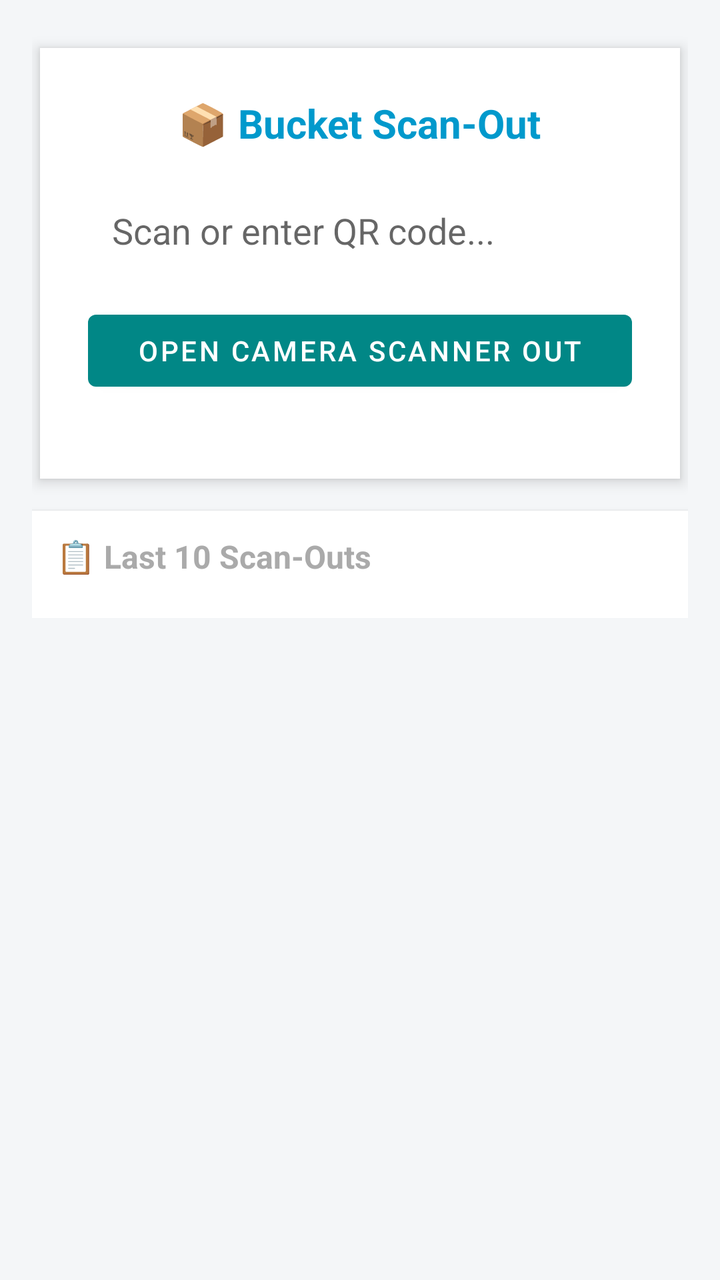
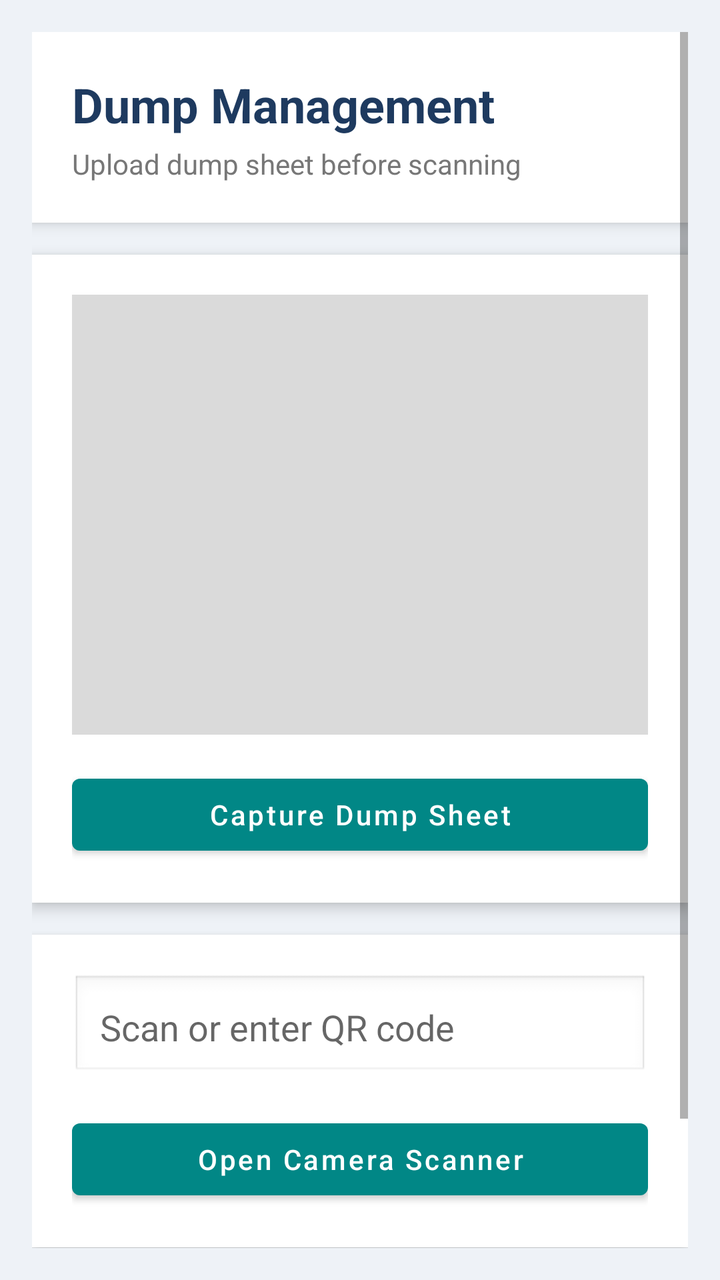

Two renders of the same Android screen: before a commit and after it. Below are the layout's source before the change and the commit's diff.
<!-- AndroidManifest.xml: application theme Theme.YourApp -->
<!-- res/layout/activity_scan_to_damp.xml -->
<?xml version="1.0" encoding="utf-8"?>
<ScrollView xmlns:android="http://schemas.android.com/apk/res/android"
    android:layout_width="match_parent"
    android:layout_height="match_parent"
    android:padding="16dp"
    android:background="#f4f6f8">

    <LinearLayout
        android:orientation="vertical"
        android:layout_width="match_parent"
        android:layout_height="wrap_content">

        <LinearLayout
            android:orientation="vertical"
            android:padding="24dp"
            android:layout_width="match_parent"
            android:layout_height="wrap_content"
            android:background="@android:color/white"
            android:elevation="4dp"
            android:layout_marginBottom="16dp"
            android:layout_marginTop="8dp"
            android:layout_marginStart="4dp"
            android:layout_marginEnd="4dp"
            android:clipToPadding="false"
            android:clipChildren="false"
            android:gravity="center">

            <TextView
                android:text="@string/bucket_scan_out"
                android:textSize="20sp"
                android:textStyle="bold"
                android:textColor="@android:color/holo_blue_dark"
                android:layout_width="wrap_content"
                android:layout_height="wrap_content"
                android:paddingBottom="16dp" />

            <EditText
                android:id="@+id/qr_code_out"
                android:hint="@string/scan_or_enter_qr_code"
                android:inputType="text"
                android:layout_width="match_parent"
                android:layout_height="wrap_content"
                android:padding="12dp"
                android:background="@drawable/rounded_edittext"
                android:layout_marginBottom="12dp"
                android:focusable="true"
                android:focusableInTouchMode="true"
                android:singleLine="true" />

            <Button
                android:id="@+id/scanBtnOut"
                android:text="@string/open_camera_scanner_out"
                android:layout_width="match_parent"
                android:layout_height="wrap_content"
                android:layout_marginBottom="16dp"/>

        </LinearLayout>

        
        <LinearLayout
            android:orientation="vertical"
            android:layout_width="match_parent"
            android:layout_height="wrap_content"
            android:background="@android:color/white"
            android:elevation="2dp"
            android:padding="12dp">

            <TextView
                android:text="@string/last_10_scan_outs"
                android:textSize="16sp"
                android:textStyle="bold"
                android:textColor="@android:color/darker_gray"
                android:paddingBottom="8dp"
                android:layout_width="wrap_content"
                android:layout_height="wrap_content"/>

            <TableLayout
                android:id="@+id/scanoutTable"
                android:layout_width="match_parent"
                android:layout_height="wrap_content"
                android:stretchColumns="*"/>
        </LinearLayout>

    </LinearLayout>
</ScrollView>
<!-- resources referenced by this layout -->
<resources>
  <!-- drawable rounded_edittext (drawable) -->
  <?xml version="1.0" encoding="utf-8"?>
  <selector xmlns:android="http://schemas.android.com/apk/res/android">
  
  </selector>
  <string name="bucket_scan_out">📦 Bucket Scan-Out</string>
  <string name="last_10_scan_outs">📋 Last 10 Scan-Outs</string>
  <string name="open_camera_scanner_out">Open Camera Scanner Out</string>
  <string name="scan_or_enter_qr_code">Scan or enter QR code...</string>
  <style name="Theme.YourApp" parent="Theme.MaterialComponents.DayNight.NoActionBar">
          
          <item name="colorPrimary">@color/teal_700</item>
          <item name="colorPrimaryVariant">@color/teal_200</item>
          <item name="colorOnPrimary">@android:color/white</item>
  
          
          <item name="colorSecondary">@color/purple_500</item>
          <item name="colorSecondaryVariant">@color/purple_700</item>
          <item name="colorOnSecondary">@android:color/white</item>
  
          
          <item name="android:colorBackground">@color/white</item>
          <item name="colorSurface">@color/white</item>
          <item name="colorOnSurface">@android:color/black</item>
  
          
          <item name="android:statusBarColor">?attr/colorPrimaryVariant</item>
  
  
  
  
  
      </style>
  <color name="teal_700">#018786</color>
  <color name="teal_200">#03DAC5</color>
  <color name="purple_500">#6200EE</color>
  <color name="purple_700">#3700B3</color>
  <color name="white">#FFFFFF</color>
</resources>

<!-- the commit's change to res/layout/activity_scan_to_damp.xml (unified diff, before → after) -->
@@ -2,84 +2,133 @@
 <ScrollView xmlns:android="http://schemas.android.com/apk/res/android"
     android:layout_width="match_parent"
     android:layout_height="match_parent"
-    android:padding="16dp"
-    android:background="#f4f6f8">
+    android:background="#EEF2F7"
+    android:padding="16dp">
 
     <LinearLayout
-        android:orientation="vertical"
         android:layout_width="match_parent"
-        android:layout_height="wrap_content">
+        android:layout_height="wrap_content"
+        android:orientation="vertical">
+
+        
 
         <LinearLayout
-            android:orientation="vertical"
-            android:padding="24dp"
             android:layout_width="match_parent"
             android:layout_height="wrap_content"
+            android:orientation="vertical"
+            android:background="@android:color/white"
+            android:padding="20dp"
+            android:elevation="4dp"
+            android:layout_marginBottom="16dp">
+
+            <TextView
+                android:layout_width="wrap_content"
+                android:layout_height="wrap_content"
+                android:text="Dump Management"
+                android:textStyle="bold"
+                android:textSize="24sp"
+                android:textColor="#1E3A5F"/>
+
+            <TextView
+                android:layout_width="wrap_content"
+                android:layout_height="wrap_content"
+                android:text="Upload dump sheet before scanning"
+                android:textColor="#777777"
+                android:layout_marginTop="4dp"/>
+        </LinearLayout>
+
+        
+
+        <LinearLayout
+            android:layout_width="match_parent"
+            android:layout_height="wrap_content"
+            android:orientation="vertical"
             android:background="@android:color/white"
             android:elevation="4dp"
-            android:layout_marginBottom="16dp"
-            android:layout_marginTop="8dp"
-            android:layout_marginStart="4dp"
-            android:layout_marginEnd="4dp"
-            android:clipToPadding="false"
-            android:clipChildren="false"
-            android:gravity="center">
+            android:padding="20dp"
+            android:layout_marginBottom="16dp">
 
-            <TextView
-                android:text="@string/bucket_scan_out"
-                android:textSize="20sp"
-                android:textStyle="bold"
-                android:textColor="@android:color/holo_blue_dark"
-                android:layout_width="wrap_content"
-                android:layout_height="wrap_content"
-                android:paddingBottom="16dp" />
+            <ImageView
+                android:id="@+id/dumpPreview"
+                android:layout_width="match_parent"
+                android:layout_height="220dp"
+                android:scaleType="centerCrop"
+                android:background="#DADADA"/>
 
-            <EditText
-                android:id="@+id/qr_code_out"
-                android:hint="@string/scan_or_enter_qr_code"
-                android:inputType="text"
+            <Button
+                android:id="@+id/btnCaptureDump"
                 android:layout_width="match_parent"
                 android:layout_height="wrap_content"
-                android:padding="12dp"
-                android:background="@drawable/rounded_edittext"
-                android:layout_marginBottom="12dp"
-                android:focusable="true"
-                android:focusableInTouchMode="true"
-                android:singleLine="true" />
-
-            <Button
-                android:id="@+id/scanBtnOut"
-                android:text="@string/open_camera_scanner_out"
-                android:layout_width="match_parent"
-                android:layout_height="wrap_content"
-                android:layout_marginBottom="16dp"/>
+                android:text="Capture Dump Sheet"
+                android:textAllCaps="false"
+                android:layout_marginTop="16dp"/>
 
         </LinearLayout>
 
         
+
         <LinearLayout
-            android:orientation="vertical"
             android:layout_width="match_parent"
             android:layout_height="wrap_content"
+            android:orientation="vertical"
             android:background="@android:color/white"
-            android:elevation="2dp"
-            android:padding="12dp">
+            android:elevation="4dp"
+            android:padding="20dp">
+
+            <EditText
+                android:id="@+id/qr_code_out"
+                android:layout_width="match_parent"
+                android:layout_height="wrap_content"
+                android:hint="Scan or enter QR code"
+                android:padding="14dp"
+                android:background="@android:drawable/edit_text"
+                android:singleLine="true"/>
+
+            <Button
+                android:id="@+id/scanBtnOut"
+                android:layout_width="match_parent"
+                android:layout_height="wrap_content"
+                android:text="Open Camera Scanner"
+                android:textAllCaps="false"
+                android:layout_marginTop="16dp"/>
+
+        </LinearLayout>
+
+        
+
+        <LinearLayout
+            android:layout_width="match_parent"
+            android:layout_height="wrap_content"
+            android:orientation="vertical"
+            android:background="@android:color/white"
+            android:elevation="4dp"
+            android:padding="20dp"
+            android:layout_marginTop="16dp">
 
             <TextView
-                android:text="@string/last_10_scan_outs"
-                android:textSize="16sp"
+                android:layout_width="wrap_content"
+                android:layout_height="wrap_content"
+                android:text="Recent Dump Scans"
                 android:textStyle="bold"
-                android:textColor="@android:color/darker_gray"
-                android:paddingBottom="8dp"
-                android:layout_width="wrap_content"
-                android:layout_height="wrap_content"/>
+                android:textSize="18sp"
+                android:textColor="#1E3A5F"
+                android:layout_marginBottom="12dp"/>
 
-            <TableLayout
-                android:id="@+id/scanoutTable"
+            <HorizontalScrollView
                 android:layout_width="match_parent"
-                android:layout_height="wrap_content"
-                android:stretchColumns="*"/>
+                android:layout_height="wrap_content">
+
+                <TableLayout
+                    android:id="@+id/scanoutTable"
+                    android:layout_width="wrap_content"
+                    android:layout_height="wrap_content"
+                    android:stretchColumns="*"/>
+
+            </HorizontalScrollView>
+
         </LinearLayout>
 
     </LinearLayout>
+
+
 </ScrollView>
<!-- resource entries referenced after the edit -->
@@ -1,14 +1,5 @@
 <!-- resources referenced by this layout -->
 <resources>
-  <!-- drawable rounded_edittext (drawable) -->
-  <?xml version="1.0" encoding="utf-8"?>
-  <selector xmlns:android="http://schemas.android.com/apk/res/android">
-  
-  </selector>
-  <string name="bucket_scan_out">📦 Bucket Scan-Out</string>
-  <string name="last_10_scan_outs">📋 Last 10 Scan-Outs</string>
-  <string name="open_camera_scanner_out">Open Camera Scanner Out</string>
-  <string name="scan_or_enter_qr_code">Scan or enter QR code...</string>
   <style name="Theme.YourApp" parent="Theme.MaterialComponents.DayNight.NoActionBar">
           
           <item name="colorPrimary">@color/teal_700</item>
